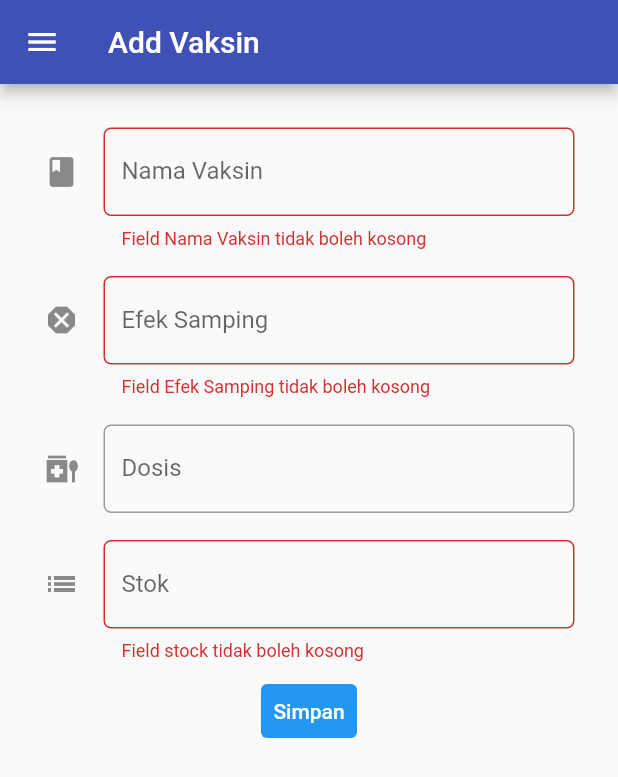
After one commit to Nicholas-Sidharta12365/medstem-apk, a Flutter app: the VaccineAddPage screen opened directly, after a tap on "Simpan", on a phone screen of 412 x 824 dp. The commit adds this screen. Shown: the top 777 px of the screen. Run offline on Flutter 3.47's test engine with Material 2 defaults, Android fonts, the phone set to English and light mode, and no system bars; missing offline and left inert: pbp_django_auth.

Commit message:
fitur add_vaksin

```diff
--- /dev/null
+++ b/lib/pages/vaksin/vaccine_add.dart
@@ -0,0 +1,228 @@
+import 'dart:convert';
+import 'package:medstem/widgets/drawer.dart';
+import 'package:flutter/material.dart';
+import 'package:http/http.dart' as http;
+import 'package:medstem/model/vaccine_data.dart';
+import 'package:flutter/services.dart';
+import 'package:medstem/pages/vaksin/vaccine_data_page.dart';
+
+import 'package:provider/provider.dart';
+import 'package:pbp_django_auth/pbp_django_auth.dart';
+
+class VaccineAddPage extends StatefulWidget {
+  const VaccineAddPage({Key? key}) : super(key: key);
+
+  @override
+  _VaccineAddPageState createState() => _VaccineAddPageState();
+}
+
+class _VaccineAddPageState extends State<VaccineAddPage> {
+  String name = '';
+  String sideEffect = '';
+  String dose = '0';
+  String stock = '0';
+
+  final GlobalKey<FormState> _formKey = GlobalKey();
+
+  Widget build(BuildContext context) {
+  final request = context.watch<CookieRequest>();
+    return Scaffold(
+      appBar: AppBar(title: const Text('Add Vaksin')),
+      drawer: DrawerClass(),
+      body: Form(
+        key: _formKey,
+        child: SingleChildScrollView(
+          child: Container(
+            padding: const EdgeInsets.all(20.0),
+            child: Column(
+              children: [
+                Padding(
+                  padding: const EdgeInsets.all(9.0),
+                  child: TextFormField(
+                    decoration: InputDecoration(
+                      hintText: "e.g: Sinovac",
+                      labelText: 'Nama Vaksin',
+                      icon: const Icon(Icons.book),
+                      border: OutlineInputBorder(
+                        borderRadius: BorderRadius.circular(5.0),
+                      )
+                    ),
+                    onChanged: (String? value) {
+                      setState(() {
+                        name = value!;
+                      });
+                    },
+                    onSaved: (String? value) {
+                      setState(() {
+                        name = value!;
+                      });
+                    },
+                    validator: (String? value) {
+                      if (value == null || value.isEmpty) {
+                        return "Field Nama Vaksin tidak boleh kosong";
+                      }
+                      return null;
+                    },
+                  )
+                ),
+                Padding(
+                  padding: const EdgeInsets.all(9.0),
+                  child: TextFormField(
+                    decoration: InputDecoration(
+                      hintText: "e.g: migrain",
+                      labelText: 'Efek Samping',
+                      icon: const Icon(Icons.dangerous),
+                      border: OutlineInputBorder(
+                        borderRadius: BorderRadius.circular(5.0),
+                      )
+                    ),
+                    onChanged: (String? value) {
+                      setState(() {
+                        sideEffect = value!;
+                      });
+                    },
+                    onSaved: (String? value) {
+                      setState(() {
+                        sideEffect = value!;
+                      });
+                    },
+                    validator: (String? value) {
+                      if (value == null || value.isEmpty) {
+                        return "Field Efek Samping tidak boleh kosong";
+                      }
+                      return null;
+                    },
+                  )
+                ),
+                Padding(
+                  padding: const EdgeInsets.all(9.0),
+                  child: TextFormField(
+                    decoration: InputDecoration(
+                      hintText: "e.g: 10.0",
+                      labelText: 'Dosis',
+                      icon: const Icon(Icons.medication_liquid_outlined),
+                      border: OutlineInputBorder(
+                        borderRadius: BorderRadius.circular(5.0),
+                      )
+                    ),
+                    keyboardType: TextInputType.numberWithOptions(decimal: true),
+                    inputFormatters: <TextInputFormatter>[
+                                        FilteringTextInputFormatter.allow(RegExp(r'^\d+\.?\d*')),],
+                    onChanged: (value) {
+                      setState(() {
+                        dose = value;
+                      });
+                    },
+                    // onSaved: (value) {
+                    //   setState(() {
+                    //     dose = value!;
+                    //     print(dose);
+                    //   });
+                    // },
+                    validator: (String? value) {
+                      if (dose == null || dose.isEmpty) {
+                        return "Field Dosis tidak boleh kosong";
+                      }
+                      return null;
+                    },
+                  )
+                ),
+                Padding(
+                  padding: const EdgeInsets.all(9.0),
+                  child: TextFormField(
+                    decoration: InputDecoration(
+                      hintText: "e.g: 1000",
+                      labelText: 'Stok',
+                      icon: const Icon(Icons.list_sharp),
+                      border: OutlineInputBorder(
+                        borderRadius: BorderRadius.circular(5.0),
+                      )
+                    ),
+                    keyboardType: TextInputType.number,
+                                  inputFormatters: <TextInputFormatter>[
+                                                      FilteringTextInputFormatter.allow(RegExp(r'[0-9]')),
+                                                    ],
+                    onChanged: (value) {
+                      setState(() {
+                        stock = value;
+                      });
+                    },
+                    // onSaved: (value) {
+                    //   setState(() {
+                    //     stock = value!;
+                    //   });
+                    // },
+                    validator: (String? value) {
+                      if (value == null || value.isEmpty) {
+                        return "Field stock tidak boleh kosong";
+                      }
+                      return null;
+                    },
+                  )
+                ),
+                // Spacer(),
+                TextButton(
+                  child: const Text(
+                    "Simpan",
+                    style: TextStyle(color: Colors.white),
+                  ),
+                  style: ButtonStyle(
+                    backgroundColor: MaterialStateProperty.all(Colors.blue),
+                  ),
+                  onPressed: () async {
+                    if (_formKey.currentState!.validate()) {
+                      final response = await request.post(
+                        'https://medstem.up.railway.app/vaksin/flutter-add/',
+                         jsonEncode(<String, String>{
+                                    'name': name,
+                                    'sideEffect': sideEffect,
+                                    'dose': dose,
+                                    'stock': stock,
+                                  })
+                      );
+                      Navigator.push(
+                                    context,
+                                    MaterialPageRoute(
+                                        builder: (context) => const VaccineDataPage()));
+                      showDialog(
+                        context: context,
+                        builder: (context) {
+                          return Dialog(
+                            shape: RoundedRectangleBorder(
+                              borderRadius: BorderRadius.circular(10),
+                            ),
+                            elevation: 15,
+                            child: Container(
+                              child: ListView(
+                                padding: const EdgeInsets.only(top: 20, bottom: 20),
+                                shrinkWrap: true,
+                                children: <Widget>[
+                                  const SizedBox(height: 20),
+                                  // TODO: Munculkan informasi yang didapat dari form
+                                  const Text(
+                                    'Data berhasil ditambahkan',
+                                    textAlign: TextAlign.center,
+                                  ),
+                                  TextButton(
+                                    onPressed: () {
+                                      Navigator.pop(context);
+                                    },
+                                    child: const Text('Kembali'),
+                                  ),
+                                ],
+                              ),
+                            ),
+                          );
+                        }
+                      );
+                    }
+                  },
+                ),
+              ],
+              )
+          )
+        )
+      )
+    );
+  }
+}
--- a/lib/widgets/drawer.dart
+++ b/lib/widgets/drawer.dart
@@ -66,7 +66,7 @@ class _MyDrawer extends State<DrawerClass> {
             },
           ),
           ListTile(
-            leading: Icon(Icons.money),
+            leading: Icon(Icons.shopping_cart_checkout_outlined),
             title: Text("Checkout"),
             onTap: () {
               Navigator.pushReplacement(
```
Also changed, not shown: lib/pages/vaksin/vaccine_data_page.dart (+26 -3 lines), 1 other file.
